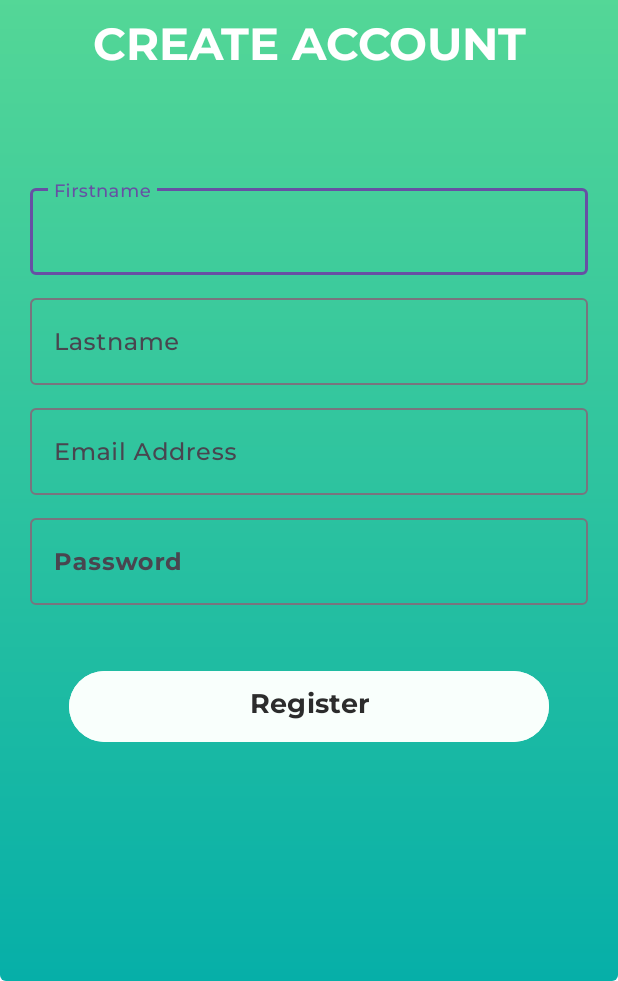
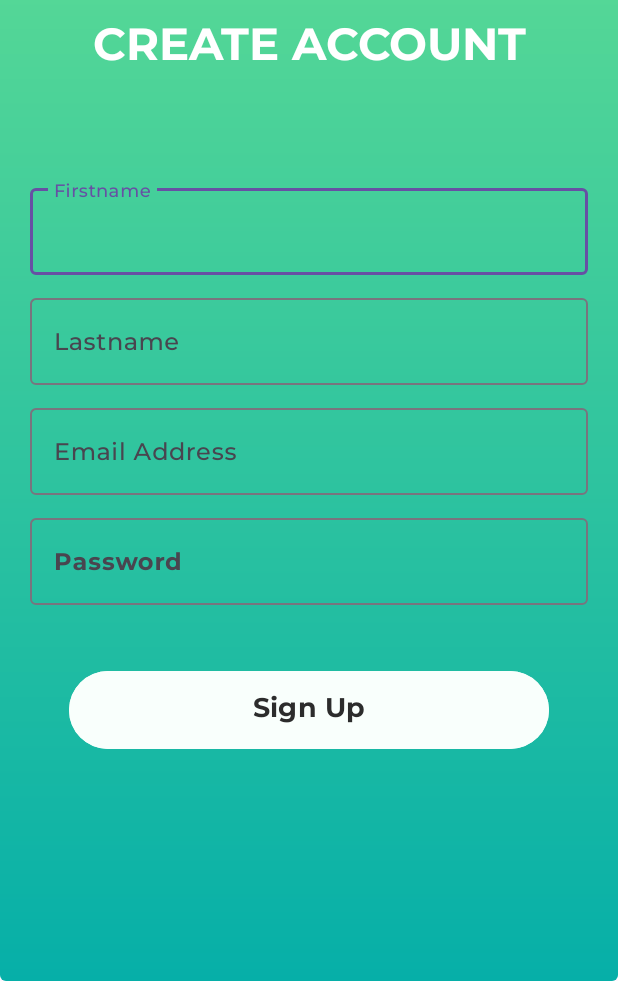
Before and after one commit to jeecoo/Communnect, an Android app: the RegisterActivity screen opened directly, with no data from a screen before it, on a phone screen of 412 x 824 dp, the part 255-1236 px from its top. Run offline under Robolectric (Android 15) with nearby library versions, the phone set to English and light mode, and no system bars; our stand-ins replace Firebase (no records; nobody signed in at launch, a user with empty details on screens opened directly).

```diff
--- a/app/src/main/res/layout/activity_register.xml
+++ b/app/src/main/res/layout/activity_register.xml
@@ -127,12 +127,12 @@
     <Button
         android:id="@+id/registerBtn"
         android:layout_width="320dp"
-        android:layout_height="55dp"
+        android:layout_height="60dp"
         android:layout_below="@+id/passwordTIL"
         android:layout_centerHorizontal="true"
         android:backgroundTint="#F9FFFC"
         android:fontFamily="@font/montserrat_bold"
-        android:text="@string/register"
+        android:text="@string/sign_up"
         android:textAlignment="center"
         android:textColor="#2C2C2C"
         android:textSize="18sp"
--- a/app/src/main/res/values/strings.xml
+++ b/app/src/main/res/values/strings.xml
@@ -9,4 +9,5 @@
     <string name="password">Password</string>
     <string name="firstname">Firstname</string>
     <string name="lastname">Lastname</string>
+    <string name="sign_up">Sign Up</string>
 </resources>
```
